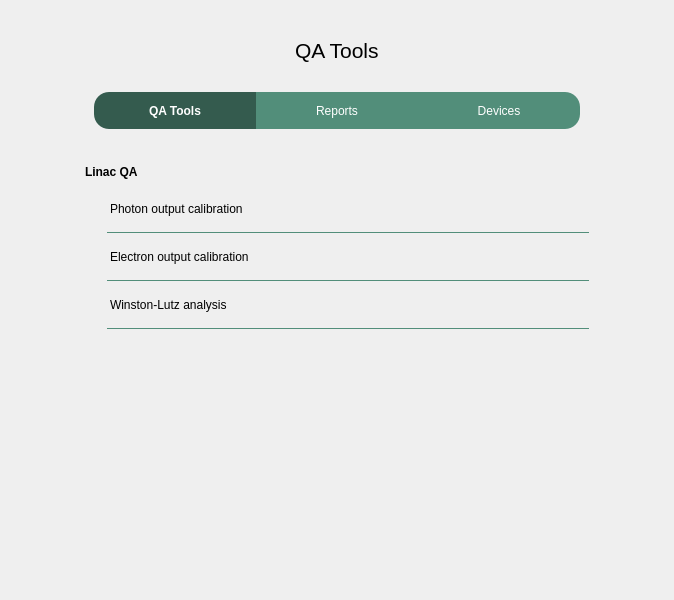
Qt form ui/qt_ui/appMainWin.ui (Quantico-Bullet/PyBeam-QA) before a commit.
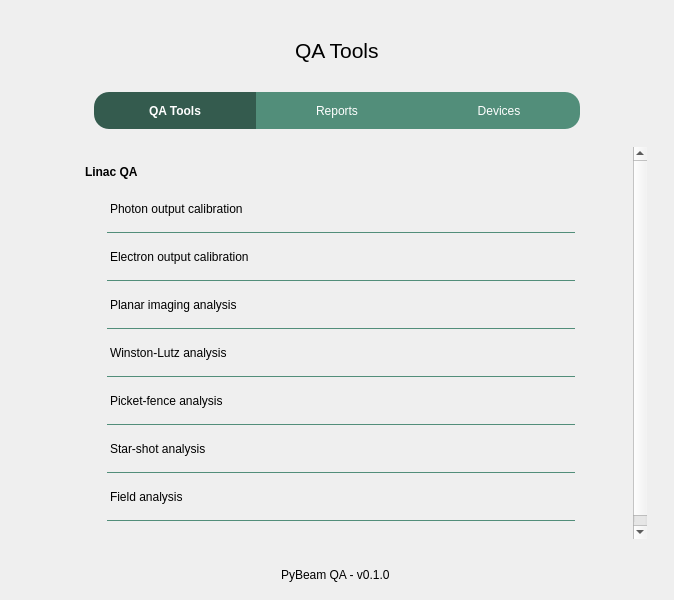
The same form after that commit. The open tabs and pages were chosen to show the change. Icons and pictures are not drawn.

Commit message: Implementing picket fence

The edit to the form file:
```diff
--- a/ui/qt_ui/appMainWin.ui
+++ b/ui/qt_ui/appMainWin.ui
@@ -276,8 +276,8 @@
                       <rect>
                        <x>0</x>
                        <y>0</y>
-                       <width>614</width>
-                       <height>395</height>
+                       <width>600</width>
+                       <height>417</height>
                       </rect>
                      </property>
                      <layout class="QHBoxLayout" name="horizontalLayout">
@@ -310,6 +310,22 @@
 
 QFrame#winstonLutzAnalysis:hover {
 	background-color: rgba(82, 142, 122,50);
+}
+
+QFrame#planarImagingAnalysis:hover {
+	background-color: rgba(82, 142, 122,50);
+}
+
+QFrame#starshotAnalysis:hover {
+	background-color: rgba(82, 142, 122,50);
+}
+
+QFrame#fieldAnalysis:hover {
+	background-color: rgba(82, 142, 122,50);
+}
+
+QFrame#picketFence:hover {
+	background-color: rgba(82, 142, 122,50);
 }</string>
                         </property>
                         <property name="frameShape">
@@ -502,6 +518,89 @@
                              </layout>
                             </widget>
                            </item>
+                           <item>
+                            <widget class="QFrame" name="planarImagingAnalysis">
+                             <property name="sizePolicy">
+                              <sizepolicy hsizetype="MinimumExpanding" vsizetype="Fixed">
+                               <horstretch>0</horstretch>
+                               <verstretch>0</verstretch>
+                              </sizepolicy>
+                             </property>
+                             <property name="frameShape">
+                              <enum>QFrame::NoFrame</enum>
+                             </property>
+                             <property name="frameShadow">
+                              <enum>QFrame::Raised</enum>
+                             </property>
+                             <layout class="QHBoxLayout" name="horizontalLayout_19">
+                              <property name="topMargin">
+                               <number>0</number>
+                              </property>
+                              <property name="rightMargin">
+                               <number>0</number>
+                              </property>
+                              <property name="bottomMargin">
+                               <number>0</number>
+                              </property>
+                              <item alignment="Qt::AlignLeft|Qt::AlignVCenter">
+                               <widget class="QLabel" name="planarImagingIcon">
+                                <property name="sizePolicy">
+                                 <sizepolicy hsizetype="Fixed" vsizetype="Fixed">
+                                  <horstretch>0</horstretch>
+                                  <verstretch>0</verstretch>
+                                 </sizepolicy>
+                                </property>
+                                <property name="maximumSize">
+                                 <size>
+                                  <width>32</width>
+                                  <height>32</height>
+                                 </size>
+                                </property>
+                                <property name="text">
+                                 <string/>
+                                </property>
+                                <property name="pixmap">
+                                 <pixmap resource="icons.qrc">:/colorIcons/icons/module.png</pixmap>
+                                </property>
+                                <property name="scaledContents">
+                                 <bool>true</bool>
+                                </property>
+                               </widget>
+                              </item>
+                              <item>
+                               <widget class="QLabel" name="planarImagingLabel">
+                                <property name="sizePolicy">
+                                 <sizepolicy hsizetype="MinimumExpanding" vsizetype="MinimumExpanding">
+                                  <horstretch>0</horstretch>
+                                  <verstretch>0</verstretch>
+                                 </sizepolicy>
+                                </property>
+                                <property name="minimumSize">
+                                 <size>
+                                  <width>0</width>
+                                  <height>48</height>
+                                 </size>
+                                </property>
+                                <property name="styleSheet">
+                                 <string notr="true">border-bottom-color: rgb(82, 142, 122);
+border-bottom-width: 1px;
+border-style: solid;
+</string>
+                                </property>
+                                <property name="text">
+                                 <string>Planar imaging analysis</string>
+                                </property>
+                                <property name="wordWrap">
+                                 <bool>false</bool>
+                                </property>
+                                <property name="margin">
+                                 <number>0</number>
+                                </property>
+                               </widget>
+                              </item>
+                             </layout>
+                            </widget>
+                           </item>
                            <item>
                             <widget class="QFrame" name="winstonLutzAnalysis">
                              <property name="sizePolicy">
@@ -585,6 +684,255 @@
                              </layout>
                             </widget>
                            </item>
+                           <item>
+                            <widget class="QFrame" name="picketFence">
+                             <property name="sizePolicy">
+                              <sizepolicy hsizetype="MinimumExpanding" vsizetype="Fixed">
+                               <horstretch>0</horstretch>
+                               <verstretch>0</verstretch>
+                              </sizepolicy>
+                             </property>
+                             <property name="frameShape">
+                              <enum>QFrame::NoFrame</enum>
+                             </property>
+                             <property name="frameShadow">
+                              <enum>QFrame::Raised</enum>
+                             </property>
+                             <layout class="QHBoxLayout" name="horizontalLayout_17">
+                              <property name="topMargin">
+                               <number>0</number>
+                              </property>
+                              <property name="rightMargin">
+                               <number>0</number>
+                              </property>
+                              <property name="bottomMargin">
+                               <number>0</number>
+                              </property>
+                              <item alignment="Qt::AlignLeft|Qt::AlignVCenter">
+                               <widget class="QLabel" name="picketFenceIcon">
+                                <property name="sizePolicy">
+                                 <sizepolicy hsizetype="Fixed" vsizetype="Fixed">
+                                  <horstretch>0</horstretch>
+                                  <verstretch>0</verstretch>
+                                 </sizepolicy>
+                                </property>
+                                <property name="maximumSize">
+                                 <size>
+                                  <width>32</width>
+                                  <height>32</height>
+                                 </size>
+                                </property>
+                                <property name="text">
+                                 <string/>
+                                </property>
+                                <property name="pixmap">
+                                 <pixmap resource="icons.qrc">:/colorIcons/icons/module.png</pixmap>
+                                </property>
+                                <property name="scaledContents">
+                                 <bool>true</bool>
+                                </property>
+                               </widget>
+                              </item>
+                              <item>
+                               <widget class="QLabel" name="picketFenceLabel">
+                                <property name="sizePolicy">
+                                 <sizepolicy hsizetype="MinimumExpanding" vsizetype="MinimumExpanding">
+                                  <horstretch>0</horstretch>
+                                  <verstretch>0</verstretch>
+                                 </sizepolicy>
+                                </property>
+                                <property name="minimumSize">
+                                 <size>
+                                  <width>0</width>
+                                  <height>48</height>
+                                 </size>
+                                </property>
+                                <property name="styleSheet">
+                                 <string notr="true">border-bottom-color: rgb(82, 142, 122);
+border-bottom-width: 1px;
+border-style: solid;
+</string>
+                                </property>
+                                <property name="text">
+                                 <string>Picket-fence analysis</string>
+                                </property>
+                                <property name="wordWrap">
+                                 <bool>false</bool>
+                                </property>
+                                <property name="margin">
+                                 <number>0</number>
+                                </property>
+                               </widget>
+                              </item>
+                             </layout>
+                            </widget>
+                           </item>
+                           <item>
+                            <widget class="QFrame" name="starshotAnalysis">
+                             <property name="sizePolicy">
+                              <sizepolicy hsizetype="MinimumExpanding" vsizetype="Fixed">
+                               <horstretch>0</horstretch>
+                               <verstretch>0</verstretch>
+                              </sizepolicy>
+                             </property>
+                             <property name="frameShape">
+                              <enum>QFrame::NoFrame</enum>
+                             </property>
+                             <property name="frameShadow">
+                              <enum>QFrame::Raised</enum>
+                             </property>
+                             <layout class="QHBoxLayout" name="horizontalLayout_18">
+                              <property name="topMargin">
+                               <number>0</number>
+                              </property>
+                              <property name="rightMargin">
+                               <number>0</number>
+                              </property>
+                              <property name="bottomMargin">
+                               <number>0</number>
+                              </property>
+                              <item alignment="Qt::AlignLeft|Qt::AlignVCenter">
+                               <widget class="QLabel" name="starshotIcon">
+                                <property name="sizePolicy">
+                                 <sizepolicy hsizetype="Fixed" vsizetype="Fixed">
+                                  <horstretch>0</horstretch>
+                                  <verstretch>0</verstretch>
+                                 </sizepolicy>
+                                </property>
+                                <property name="maximumSize">
+                                 <size>
+                                  <width>32</width>
+                                  <height>32</height>
+                                 </size>
+                                </property>
+                                <property name="text">
+                                 <string/>
+                                </property>
+                                <property name="pixmap">
+                                 <pixmap resource="icons.qrc">:/colorIcons/icons/module.png</pixmap>
+                                </property>
+                                <property name="scaledContents">
+                                 <bool>true</bool>
+                                </property>
+                               </widget>
+                              </item>
+                              <item>
+                               <widget class="QLabel" name="starhshotLabel">
+                                <property name="sizePolicy">
+                                 <sizepolicy hsizetype="MinimumExpanding" vsizetype="MinimumExpanding">
+                                  <horstretch>0</horstretch>
+                                  <verstretch>0</verstretch>
+                                 </sizepolicy>
+                                </property>
+                                <property name="minimumSize">
+                                 <size>
+                                  <width>0</width>
+                                  <height>48</height>
+                                 </size>
+                                </property>
+                                <property name="styleSheet">
+                                 <string notr="true">border-bottom-color: rgb(82, 142, 122);
+border-bottom-width: 1px;
+border-style: solid;
+</string>
+                                </property>
+                                <property name="text">
+                                 <string>Star-shot analysis</string>
+                                </property>
+                                <property name="wordWrap">
+                                 <bool>false</bool>
+                                </property>
+                                <property name="margin">
+                                 <number>0</number>
+                                </property>
+                               </widget>
+                              </item>
+                             </layout>
+                            </widget>
+                           </item>
+                           <item>
+                            <widget class="QFrame" name="fieldAnalysis">
+                             <property name="sizePolicy">
+                              <sizepolicy hsizetype="MinimumExpanding" vsizetype="Fixed">
+                               <horstretch>0</horstretch>
+                               <verstretch>0</verstretch>
+                              </sizepolicy>
+                             </property>
+                             <property name="frameShape">
+                              <enum>QFrame::NoFrame</enum>
+                             </property>
+                             <property name="frameShadow">
+                              <enum>QFrame::Raised</enum>
+                             </property>
+                             <layout class="QHBoxLayout" name="horizontalLayout_21">
+                              <property name="topMargin">
+                               <number>0</number>
+                              </property>
+                              <property name="rightMargin">
+                               <number>0</number>
+                              </property>
+                              <property name="bottomMargin">
+                               <number>0</number>
+                              </property>
+                              <item alignment="Qt::AlignLeft|Qt::AlignVCenter">
+                               <widget class="QLabel" name="fieldAnalysisIcon">
+                                <property name="sizePolicy">
+                                 <sizepolicy hsizetype="Fixed" vsizetype="Fixed">
+                                  <horstretch>0</horstretch>
+                                  <verstretch>0</verstretch>
+                                 </sizepolicy>
+                                </property>
+                                <property name="maximumSize">
+                                 <size>
+                                  <width>32</width>
+                                  <height>32</height>
+                                 </size>
+                                </property>
+                                <property name="text">
+                                 <string/>
+                                </property>
+                                <property name="pixmap">
+                                 <pixmap resource="icons.qrc">:/colorIcons/icons/module.png</pixmap>
+                                </property>
+                                <property name="scaledContents">
+                                 <bool>true</bool>
+                                </property>
+                               </widget>
+                              </item>
+                              <item>
+                               <widget class="QLabel" name="fieldAnalysisLabel">
+                                <property name="sizePolicy">
+                                 <sizepolicy hsizetype="MinimumExpanding" vsizetype="MinimumExpanding">
+                                  <horstretch>0</horstretch>
+                                  <verstretch>0</verstretch>
+                                 </sizepolicy>
+                                </property>
+                                <property name="minimumSize">
+                                 <size>
+                                  <width>0</width>
+                                  <height>48</height>
+                                 </size>
+                                </property>
+                                <property name="styleSheet">
+                                 <string notr="true">border-bottom-color: rgb(82, 142, 122);
+border-bottom-width: 1px;
+border-style: solid;
+</string>
+                                </property>
+                                <property name="text">
+                                 <string>Field analysis</string>
+                                </property>
+                                <property name="wordWrap">
+                                 <bool>false</bool>
+                                </property>
+                                <property name="margin">
+                                 <number>0</number>
+                                </property>
+                               </widget>
+                              </item>
+                             </layout>
+                            </widget>
+                           </item>
                           </layout>
                          </item>
                          <item>
@@ -671,6 +1019,13 @@
                 </property>
                </spacer>
               </item>
+              <item alignment="Qt::AlignHCenter">
+               <widget class="QLabel" name="label">
+                <property name="text">
+                 <string>PyBeam QA - v0.1.0 </string>
+                </property>
+               </widget>
+              </item>
              </layout>
             </item>
            </layout>
```
Left out of the diff: 2 changed lines with no effect on the pictures. The commit also changes 17 other files.
